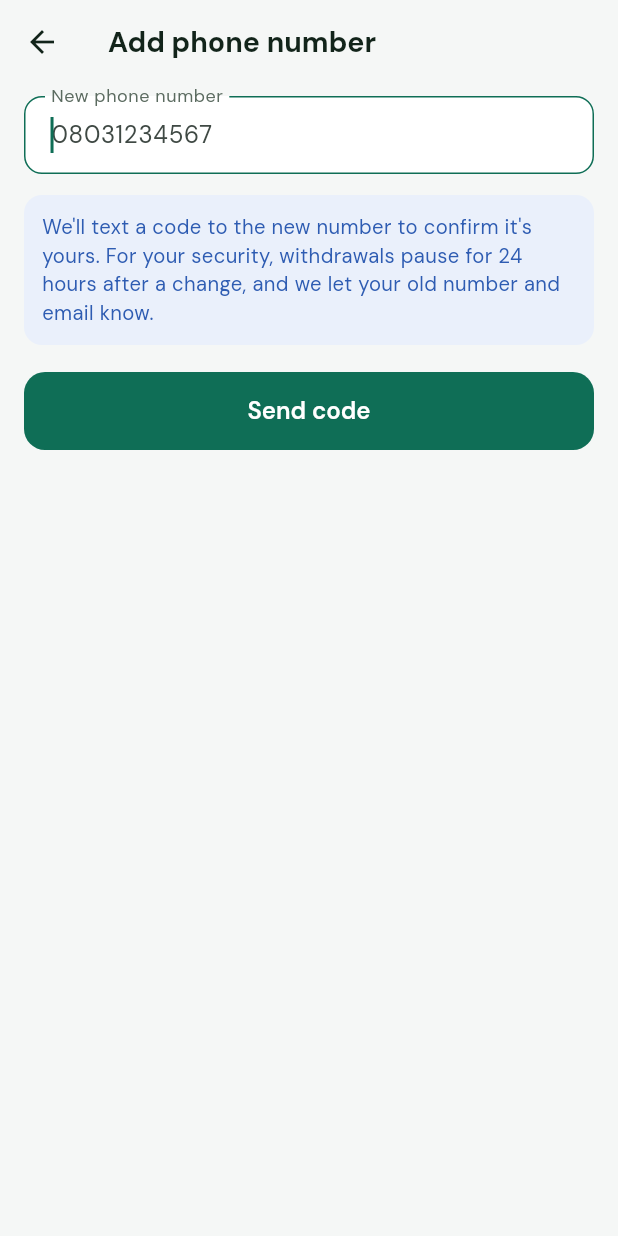
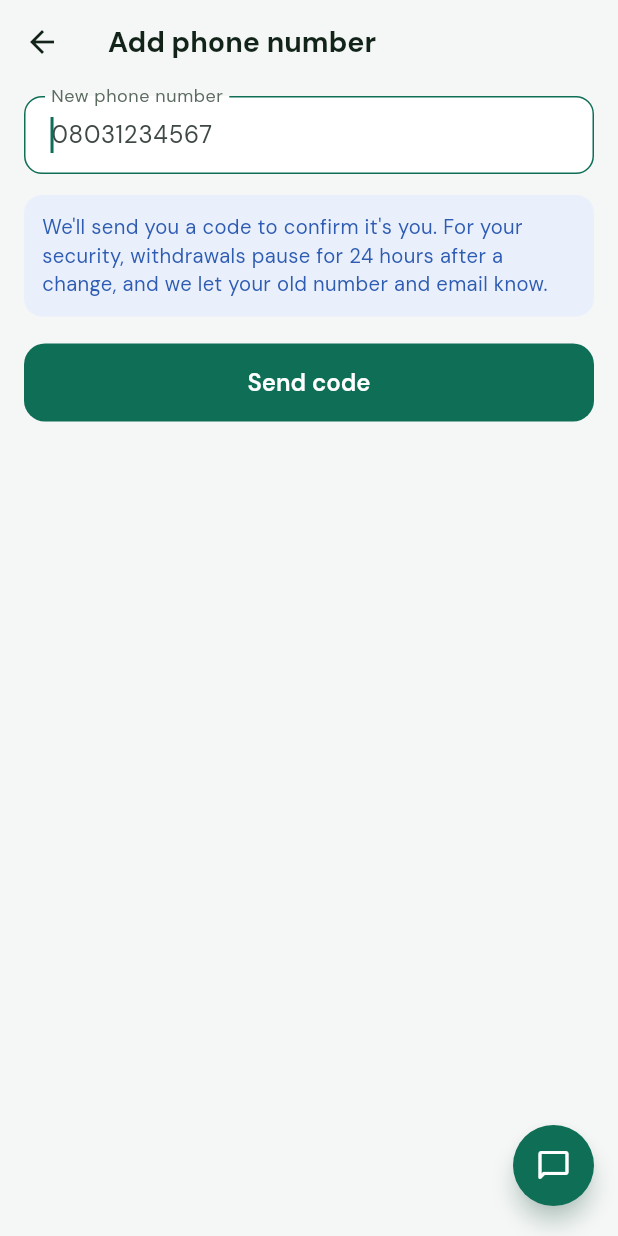
Before and after one commit to Alisttech/momwealth-app, a Flutter app: the ProfileTab screen opened directly, after a tap on "Add", on a phone screen of 412 x 824 dp. Run offline on Flutter 3.47's test engine with Material 3 defaults, Android fonts, the phone set to English and light mode, and no system bars; our stand-ins replace app_links, cloud_firestore, cloud_functions, firebase_auth, firebase_core, shared_preferences; accounts and stored records are empty; network calls fail.

Commit message:
Verification only for money and group actions; codes by email; stable test signing
- App opens to Home without verification; saving, plans, groups, Ajo, withdrawals and loans prompt for it
- One-time codes go by email (SMS optional) - wording updated
- Test APKs signed with a fixed test key so updates install over each other

Co-Authored-By: Claude Opus 5.5 <noreply@anthropic.com>
Claude-Session: https://claude.ai/code/session_01K2xSXXmprvqCwbFUijnVwF

```diff
--- a/lib/code_sheet.dart
+++ b/lib/code_sheet.dart
@@ -122,7 +122,7 @@ class _CodeSheetState extends State<_CodeSheet> {
             height: 52,
             alignment: Alignment.center,
             decoration: const BoxDecoration(color: AppColors.greenWash, shape: BoxShape.circle),
-            child: const Icon(Icons.sms_outlined, color: AppColors.green),
+            child: const Icon(Icons.lock_outline_rounded, color: AppColors.green),
           ),
           const SizedBox(height: 14),
           Text(widget.title, textAlign: TextAlign.center, style: const TextStyle(fontSize: 19, fontWeight: FontWeight.w700)),
--- a/lib/screens/home.dart
+++ b/lib/screens/home.dart
@@ -10,6 +10,7 @@ import '../widgets.dart';
 import 'account.dart';
 import 'groups.dart';
 import 'history.dart';
+import 'kyc.dart' show promptVerification, openVerification;
 import 'loans.dart';
 import 'notifications.dart';
 import 'vendors.dart';
@@ -18,7 +19,16 @@ import 'savings.dart';
 import 'shell.dart';
 import 'withdraw.dart';
 
-void push(BuildContext context, Widget page) => Navigator.of(context).push(MaterialPageRoute(builder: (_) => page));
+/// Opens a page. Pages that move money or join groups need a verified member; others are open to all.
+void push(BuildContext context, Widget page) {
+  final needsVerification = page is PayScreen || page is NewPlanScreen || page is WithdrawScreen || page is LoanApplyScreen ||
+      page is NewGroupScreen || page is NewAjoScreen || page is JoinScreen;
+  if (needsVerification && context.read<Session>().profile?.verified != true) {
+    promptVerification(context);
+    return;
+  }
+  Navigator.of(context).push(MaterialPageRoute(builder: (_) => page));
+}
 
 class HomeTab extends StatelessWidget {
   const HomeTab({super.key});
@@ -74,6 +84,23 @@ class HomeTab extends StatelessWidget {
             HeroButton(label: 'Withdraw', icon: Icons.north_rounded, filled: false, onTap: () => push(context, const WithdrawScreen())),
           ],
         ),
+        if (!p.verified) ...[
+          const SizedBox(height: 12),
+          AppCard(
+            onTap: () => openVerification(context),
+            color: AppColors.goldWash,
+            borderColor: Colors.transparent,
+            child: const Row(children: [
+              Icon(Icons.verified_user_outlined, color: AppColors.gold),
+              SizedBox(width: 12),
+              Expanded(
+                child: Text('Verify your identity to start saving, join groups and Ajo, withdraw or apply for a loan.',
+                    style: TextStyle(fontSize: 13.5, height: 1.4)),
+              ),
+              Icon(Icons.chevron_right_rounded, color: AppColors.gold),
+            ]),
+          ),
+        ],
         if (p.hasAccount) ...[
           const SizedBox(height: 12),
           AppCard(
--- a/lib/screens/profile.dart
+++ b/lib/screens/profile.dart
@@ -15,7 +15,7 @@ import 'auth.dart' show privacyPolicyUrl;
 import 'history.dart';
 import 'notifications.dart';
 import 'support.dart';
-import 'kyc.dart' show nigerianStates, maritalOptions, employmentOptions;
+import 'kyc.dart' show nigerianStates, maritalOptions, employmentOptions, openVerification;
 import 'home.dart' show push;
 import 'withdraw.dart';
 
@@ -43,7 +43,10 @@ class _ProfileTabState extends State<ProfileTab> {
                 Text(p.name.isEmpty ? 'Member' : p.name, style: const TextStyle(fontSize: 17, fontWeight: FontWeight.w700)),
                 Text(s.user?.email ?? p.email, style: const TextStyle(color: AppColors.inkSoft, fontSize: 13)),
                 const SizedBox(height: 6),
-                if (p.verified) const Badge2('Verified', Tone.success) else const Badge2('Not verified', Tone.pending),
+                if (p.verified)
+                  const Badge2('Verified', Tone.success)
+                else
+                  GestureDetector(onTap: () => openVerification(context), child: const Badge2('Not verified · Verify now', Tone.pending)),
               ]),
             ),
           ]),
@@ -69,7 +72,7 @@ class _ProfileTabState extends State<ProfileTab> {
             const SizedBox(width: 12),
             Expanded(
               child: Text(
-                p.phone.isEmpty ? 'Add your phone number. We text codes to it to confirm withdrawals.' : 'Is ${p.phone} still your number? We text codes to it to confirm withdrawals.',
+                p.phone.isEmpty ? 'Add your phone number so MOM can reach you.' : 'Is ${p.phone} still your number? Keep it up to date so MOM can reach you.',
                 style: const TextStyle(fontSize: 13.5, height: 1.4),
               ),
             ),
@@ -279,7 +282,7 @@ class _EditDetailsScreenState extends State<EditDetailsScreen> {
   }
 }
 
-/// New phone number, confirmed with a code texted to that number.
+/// New phone number, confirmed with a one-time code (by email, or SMS when enabled).
 class ChangePhoneScreen extends StatefulWidget {
   const ChangePhoneScreen({super.key});
   @override
@@ -305,7 +308,7 @@ class _ChangePhoneScreenState extends State<ChangePhoneScreen> {
           decoration: const InputDecoration(labelText: 'New phone number', hintText: '08031234567'),
         ),
         const SizedBox(height: 14),
-        const Note('We\'ll text a code to the new number to confirm it\'s yours. For your security, withdrawals pause for 24 hours after a change, '
+        const Note('We\'ll send you a code to confirm it\'s you. For your security, withdrawals pause for 24 hours after a change, '
             'and we let your old number and email know.', tone: Tone.info),
         const SizedBox(height: 18),
         ErrorText(_error),
--- a/lib/screens/withdraw.dart
+++ b/lib/screens/withdraw.dart
@@ -73,7 +73,7 @@ class _WithdrawScreenState extends State<WithdrawScreen> {
       context,
       title: 'Confirm withdrawal request',
       message: '${naira(k!)} from ${src!.name}\nto ${b.accountName}, ${b.bank} ${b.accountNumber}.\n\n'
-          'We\'ll text a code to your phone to confirm it\'s you. The amount is then held until MOM reviews and pays it.',
+          'We\'ll send you a code to confirm it\'s you. The amount is then held until MOM reviews and pays it.',
       confirmLabel: 'Continue',
     );
     if (!ok || !mounted) return;
@@ -105,7 +105,7 @@ class _WithdrawScreenState extends State<WithdrawScreen> {
     final list = _sources(s);
     final src = list.where((x) => x.key == _sourceKey).firstOrNull;
     const how = 'How it works: MOM reviews your request, pays the money into your bank account, then marks it paid. '
-        'Your balance only reduces once it has been paid. You\'ll get an email at each step, and a text when it has been paid.';
+        'Your balance only reduces once it has been paid. You\'ll get an email at each step.';
     return Scaffold(
       appBar: AppBar(title: const Text('Withdraw')),
       body: PageBody(children: [
```
Also changed, not shown: lib/main.dart (+1 -9 lines), lib/screens/kyc.dart (+28 -20 lines), 5 other files.
